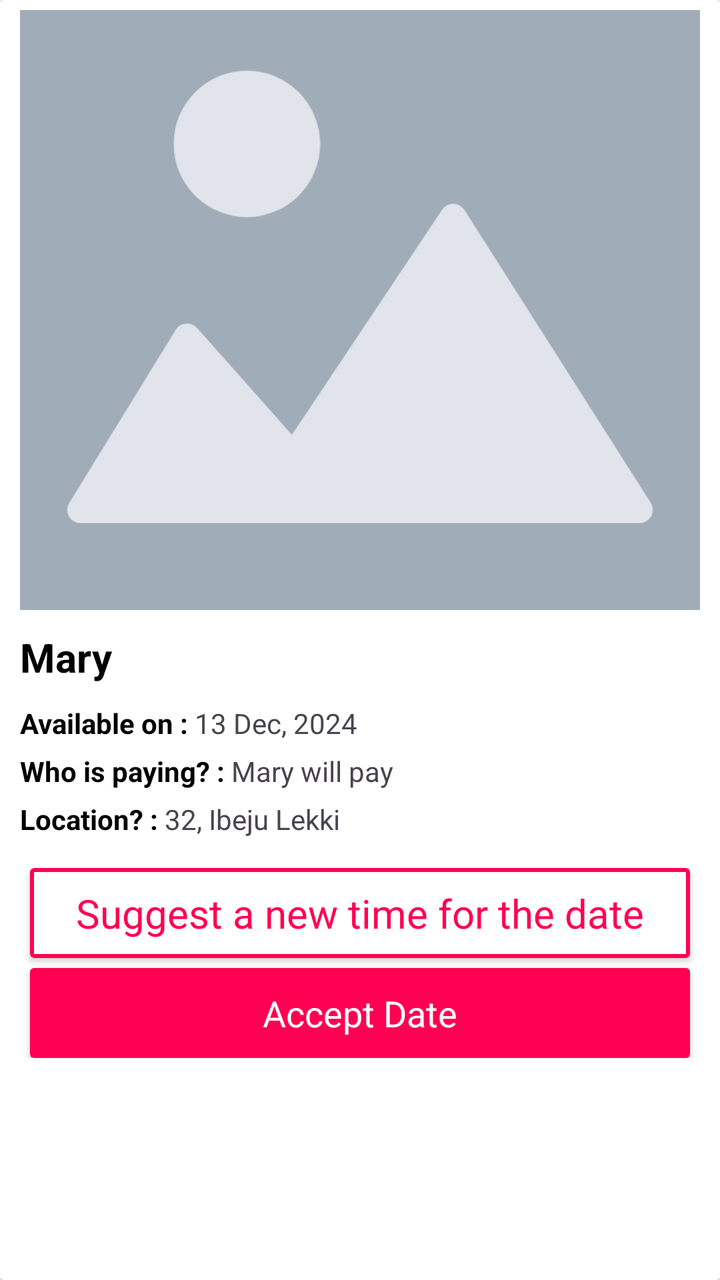
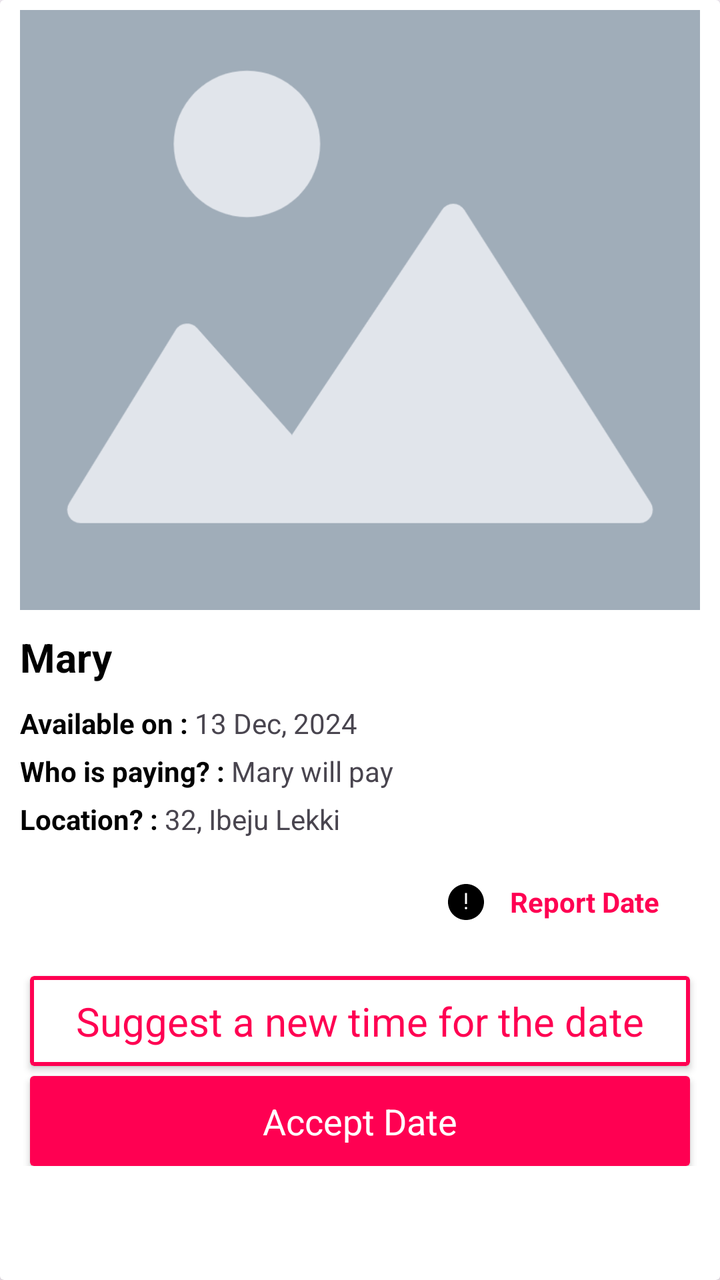

An Android layout rendered at two revisions. The XML below is the earlier revision; the diff shows what the commit changed to produce the second picture.
<!-- AndroidManifest.xml: application theme Theme.You4me -->
<!-- res/layout/sent_requests_item.xml -->
<?xml version="1.0" encoding="utf-8"?>
<androidx.cardview.widget.CardView xmlns:android="http://schemas.android.com/apk/res/android"
    xmlns:app="http://schemas.android.com/apk/res-auto"
    xmlns:tools="http://schemas.android.com/tools"
    android:layout_width="match_parent"
    android:layout_height="match_parent">

    <androidx.constraintlayout.widget.ConstraintLayout
        android:id="@+id/main_lyt"
        android:layout_width="match_parent"
        android:layout_height="match_parent"
        android:visibility="visible"
        android:layout_marginStart="@dimen/margin_10dp"
        android:layout_marginEnd="@dimen/margin_10dp"
        android:layout_marginTop="@dimen/margin_5dp"
        app:layout_constraintBottom_toBottomOf="parent"
        app:layout_constraintEnd_toEndOf="parent"
        app:layout_constraintStart_toStartOf="parent"
        app:layout_constraintTop_toTopOf="parent">


        <ImageView
            android:id="@+id/imageView"
            android:layout_width="match_parent"
            android:layout_height="300dp"
            android:scaleType="centerCrop"
            android:src="@drawable/find_date_placeholder"
            app:layout_constraintEnd_toEndOf="parent"
            app:layout_constraintStart_toStartOf="parent"
            app:layout_constraintTop_toTopOf="parent" />

        <TextView
            android:id="@+id/user_name"
            android:layout_width="wrap_content"
            android:layout_height="wrap_content"
            android:layout_marginTop="@dimen/margin_10dp"
            android:text="Mary"
            android:textColor="@color/black"
            android:textSize="@dimen/text_size_20sp"
            android:textStyle="bold"
            app:layout_constraintStart_toStartOf="parent"
            app:layout_constraintTop_toBottomOf="@+id/imageView" />


        <TextView
            android:id="@+id/bio"
            android:layout_width="wrap_content"
            android:layout_height="wrap_content"
            android:layout_marginTop="@dimen/margin_10dp"
            android:visibility="gone"
            android:gravity="start"
            android:text="Lorem ipsum dolor sit amet, consectetur adipiscing elit, sed do eiusmod tempor incididunt ut labore et dolore magna aliqua. Ut enim ad minim veniam, quis nostrud exercitation ullamco laboris nisi ut aliquip ex ea commodo consequat."
            android:textSize="@dimen/text_size_15sp"
            app:layout_constraintEnd_toEndOf="parent"
            app:layout_constraintStart_toStartOf="parent"
            app:layout_constraintTop_toBottomOf="@+id/user_name" />

        <LinearLayout
            android:id="@+id/available_layout"
            android:layout_width="0dp"
            android:layout_height="wrap_content"
            android:layout_marginTop="@dimen/margin_10dp"
            android:orientation="horizontal"
            android:weightSum="2"
            app:layout_constraintStart_toStartOf="parent"
            app:layout_constraintTop_toBottomOf="@+id/bio">

            <TextView
                android:layout_width="wrap_content"
                android:layout_height="wrap_content"
                android:text="Available on : "
                android:textColor="@color/black"
                android:textStyle="bold" />

            <TextView
                android:id="@+id/available_date"
                android:layout_width="wrap_content"
                android:layout_height="wrap_content"
                android:text="13 Dec, 2024" />

        </LinearLayout>

        <LinearLayout
            android:id="@+id/payment_lyt"
            android:layout_width="wrap_content"
            android:layout_height="wrap_content"
            android:layout_marginTop="@dimen/margin_5dp"
            android:orientation="horizontal"
            android:weightSum="2"
            app:layout_constraintStart_toStartOf="parent"
            app:layout_constraintTop_toBottomOf="@+id/available_layout">

            <TextView
                android:layout_width="wrap_content"
                android:layout_height="wrap_content"
                android:text="Who is paying? : "
                android:textColor="@color/black"
                android:textStyle="bold" />

            <TextView
                android:id="@+id/payment"
                android:layout_width="wrap_content"
                android:layout_height="wrap_content"
                android:text="Mary will pay" />

        </LinearLayout>
        <LinearLayout
            android:id="@+id/location_layout"
            android:layout_width="wrap_content"
            android:layout_height="wrap_content"
            android:layout_marginTop="@dimen/margin_5dp"
            android:orientation="horizontal"
            android:weightSum="2"
            app:layout_constraintStart_toStartOf="parent"
            app:layout_constraintTop_toBottomOf="@+id/payment_lyt">

            <TextView
                android:layout_width="wrap_content"
                android:layout_height="wrap_content"
                android:text="Location? : "
                android:textColor="@color/black"
                android:textStyle="bold" />

            <TextView
                android:id="@+id/location"
                android:layout_width="wrap_content"
                android:layout_height="wrap_content"
                android:text="32, Ibeju Lekki" />

        </LinearLayout>

        <androidx.constraintlayout.widget.Guideline
            android:id="@+id/guideline"
            android:layout_width="wrap_content"
            android:layout_height="wrap_content"
            android:orientation="vertical"
            app:layout_constraintGuide_percent="0.5" />

        <androidx.constraintlayout.widget.Guideline
            android:id="@+id/guideline2"
            android:layout_width="wrap_content"
            android:layout_height="wrap_content"
            android:orientation="horizontal"
            app:layout_constraintGuide_percent="0.65" />

        <androidx.constraintlayout.widget.ConstraintLayout
            android:id="@+id/main_lyt_btn"
            android:layout_width="0dp"
            android:layout_height="wrap_content"
            android:layout_marginTop="@dimen/margin_10dp"
            android:visibility="visible"
            app:layout_constraintEnd_toEndOf="parent"
            app:layout_constraintStart_toStartOf="@+id/location_layout"
            app:layout_constraintTop_toBottomOf="@+id/location_layout">

            <androidx.cardview.widget.CardView
                android:id="@+id/suggest_a_new_date_cardview"
                android:layout_width="0dp"
                android:layout_height="wrap_content"
                android:layout_margin="@dimen/margin_5dp"
                app:layout_constraintEnd_toEndOf="parent"
                app:layout_constraintStart_toStartOf="parent"
                app:layout_constraintTop_toTopOf="parent">

                <TextView
                    android:id="@+id/suggest_a_new_date"
                    android:layout_width="match_parent"
                    android:layout_height="@dimen/margin_45dp"
                    android:autoSizeMaxTextSize="20sp"
                    android:autoSizeMinTextSize="12sp"
                    android:autoSizeStepGranularity="2sp"
                    android:autoSizeTextType="uniform"
                    android:background="@drawable/btn_not_interested_stroke_color"
                    android:gravity="center"
                    android:textSize="@dimen/text_size_13sp"
                    android:padding="@dimen/padding_5dp"
                    android:paddingVertical="15dp"
                    android:text="Suggest a new time for the date"
                    android:textColor="@color/primary_pink" />

            </androidx.cardview.widget.CardView>


            <androidx.cardview.widget.CardView
                android:layout_width="0dp"
                android:layout_height="wrap_content"
                android:layout_marginTop="@dimen/margin_5dp"
                app:layout_constraintBottom_toBottomOf="parent"
                app:layout_constraintEnd_toEndOf="@+id/suggest_a_new_date_cardview"
                app:layout_constraintStart_toStartOf="@+id/suggest_a_new_date_cardview"
                app:layout_constraintTop_toBottomOf="@+id/suggest_a_new_date_cardview">

                <TextView
                    android:id="@+id/accept_date"
                    android:layout_width="match_parent"
                    android:layout_height="@dimen/margin_45dp"
                    android:autoSizeMaxTextSize="20sp"
                    android:autoSizeMinTextSize="12sp"
                    android:autoSizeStepGranularity="2sp"
                    android:autoSizeTextType="uniform"
                    android:textSize="@dimen/text_size_13sp"
                    android:background="@drawable/btn_go_on_date"
                    android:gravity="center"
                    android:padding="@dimen/padding_10dp"
                    android:paddingVertical="15dp"
                    android:text="Accept Date"
                    android:textColor="@color/white" />
            </androidx.cardview.widget.CardView>

        </androidx.constraintlayout.widget.ConstraintLayout>


        <com.google.android.material.progressindicator.CircularProgressIndicator
            android:id="@+id/loader"
            android:layout_width="match_parent"
            android:layout_height="wrap_content"
            android:layout_gravity="center"
            android:indeterminate="true"
            android:visibility="gone"
            app:layout_constraintBottom_toBottomOf="parent"
            app:layout_constraintTop_toTopOf="parent" />


    </androidx.constraintlayout.widget.ConstraintLayout>
    <androidx.constraintlayout.widget.ConstraintLayout
        android:id="@+id/constraintLayout2"
        android:layout_width="wrap_content"
        android:layout_height="match_parent"
        android:visibility="gone"
        app:drawableTopCompat="@drawable/baseline_not_interested_24"
        app:layout_constraintBottom_toBottomOf="parent"
        app:layout_constraintEnd_toEndOf="parent"
        app:layout_constraintStart_toStartOf="parent"
        app:layout_constraintTop_toTopOf="parent">

        <com.airbnb.lottie.LottieAnimationView
            android:id="@+id/lottieAnimationView"
            android:layout_width="wrap_content"
            android:layout_height="wrap_content"
            app:layout_constraintBottom_toBottomOf="parent"
            app:layout_constraintEnd_toEndOf="parent"
            app:layout_constraintStart_toStartOf="parent"
            app:layout_constraintTop_toTopOf="parent"
            app:lottie_autoPlay="true"
            app:lottie_fileName="dating.json"
            app:lottie_loop="true" />

        <TextView
            android:id="@+id/empty_lyt"
            android:layout_width="wrap_content"
            android:layout_height="wrap_content"
            android:text="@string/no_date_interests"
            android:textAlignment="center"
            android:textSize="25sp"
            app:layout_constraintBottom_toBottomOf="@+id/lottieAnimationView"
            app:layout_constraintEnd_toEndOf="parent"
            app:layout_constraintHorizontal_bias="0.5"
            app:layout_constraintStart_toStartOf="parent"
            app:layout_constraintTop_toTopOf="@+id/lottieAnimationView"
            app:layout_constraintVertical_bias="0.85" />

    </androidx.constraintlayout.widget.ConstraintLayout>


</androidx.cardview.widget.CardView>
<!-- resources referenced by this layout -->
<resources>
  <color name="black">#FF000000</color>
  <color name="primary_pink">#ffff0052</color>
  <color name="white">#FFFFFFFF</color>
  <dimen name="margin_10dp">10dp</dimen>
  <dimen name="margin_45dp">45dp</dimen>
  <dimen name="margin_5dp">5dp</dimen>
  <dimen name="padding_10dp">10dp</dimen>
  <dimen name="padding_5dp">5dp</dimen>
  <dimen name="text_size_13sp">13sp</dimen>
  <dimen name="text_size_15sp">15sp</dimen>
  <dimen name="text_size_20sp">20sp</dimen>
  <!-- drawable baseline_not_interested_24 (drawable) -->
  <vector android:height="72dp" android:tint="#000000"
      android:viewportHeight="24" android:viewportWidth="24"
      android:width="72dp" xmlns:android="http://schemas.android.com/apk/res/android">
      <path android:fillColor="@android:color/white" android:pathData="M12,2C6.48,2 2,6.48 2,12s4.48,10 10,10 10,-4.48 10,-10S17.52,2 12,2zM12,20c-4.42,0 -8,-3.58 -8,-8 0,-1.85 0.63,-3.55 1.69,-4.9L16.9,18.31C15.55,19.37 13.85,20 12,20zM18.31,16.9L7.1,5.69C8.45,4.63 10.15,4 12,4c4.42,0 8,3.58 8,8 0,1.85 -0.63,3.55 -1.69,4.9z"/>
  </vector>
  <!-- drawable btn_go_on_date (drawable) -->
  <?xml version="1.0" encoding="UTF-8"?>
  <shape xmlns:android="http://schemas.android.com/apk/res/android"
      android:shape="rectangle">
      <solid android:color="@color/primary_pink"/>
      <corners android:radius="1dp" />
  </shape>
  <!-- drawable btn_not_interested_stroke_color (drawable) -->
  <?xml version="1.0" encoding="UTF-8"?>
  <shape xmlns:android="http://schemas.android.com/apk/res/android"
      android:shape="rectangle">
  
      
      <solid android:color="@color/white"/>
  
      
      <corners android:radius="1dp" />
  
      
      <stroke
          android:width="2dp"
          android:color="@color/primary_pink"/>
  </shape>
  <!-- drawable find_date_placeholder: png bitmap (drawable, 31463 bytes) -->
  <string name="no_date_interests">No date interests</string>
  <style name="Theme.You4me" parent="Base.Theme.You4me" />
  <style name="Base.Theme.You4me" parent="Theme.Material3.Light.NoActionBar">
          
           <item name="colorPrimary">@color/primary_pink</item>
      </style>
</resources>

<!-- the commit's change to res/layout/sent_requests_item.xml (unified diff, before → after) -->
@@ -3,16 +3,17 @@
     xmlns:app="http://schemas.android.com/apk/res-auto"
     xmlns:tools="http://schemas.android.com/tools"
     android:layout_width="match_parent"
-    android:layout_height="match_parent">
+    android:layout_height="wrap_content">
 
     <androidx.constraintlayout.widget.ConstraintLayout
         android:id="@+id/main_lyt"
         android:layout_width="match_parent"
-        android:layout_height="match_parent"
+        android:layout_height="wrap_content"
         android:visibility="visible"
         android:layout_marginStart="@dimen/margin_10dp"
         android:layout_marginEnd="@dimen/margin_10dp"
         android:layout_marginTop="@dimen/margin_5dp"
+        android:paddingBottom="@dimen/padding_20dp"
         app:layout_constraintBottom_toBottomOf="parent"
         app:layout_constraintEnd_toEndOf="parent"
         app:layout_constraintStart_toStartOf="parent"
@@ -43,6 +44,22 @@
 
 
         <TextView
+            android:id="@+id/report_date"
+            android:layout_width="wrap_content"
+            android:layout_height="wrap_content"
+            android:layout_margin="@dimen/margin_10dp"
+            android:layout_marginBottom="@dimen/margin_70dp"
+            android:drawableStart="@drawable/report"
+            android:drawablePadding="@dimen/padding_10dp"
+            android:text="Report Date"
+            android:padding="@dimen/padding_10dp"
+            android:textStyle="bold"
+            android:gravity="center_vertical"
+            android:textColor="@color/primary_pink"
+            app:layout_constraintEnd_toEndOf="parent"
+            app:layout_constraintTop_toBottomOf="@+id/location_layout" />
+
+        <TextView
             android:id="@+id/bio"
             android:layout_width="wrap_content"
             android:layout_height="wrap_content"
@@ -136,22 +153,15 @@
             android:orientation="vertical"
             app:layout_constraintGuide_percent="0.5" />
 
-        <androidx.constraintlayout.widget.Guideline
-            android:id="@+id/guideline2"
-            android:layout_width="wrap_content"
-            android:layout_height="wrap_content"
-            android:orientation="horizontal"
-            app:layout_constraintGuide_percent="0.65" />
-
         <androidx.constraintlayout.widget.ConstraintLayout
             android:id="@+id/main_lyt_btn"
             android:layout_width="0dp"
             android:layout_height="wrap_content"
-            android:layout_marginTop="@dimen/margin_10dp"
             android:visibility="visible"
+            android:layout_marginTop="@dimen/margin_10dp"
             app:layout_constraintEnd_toEndOf="parent"
             app:layout_constraintStart_toStartOf="@+id/location_layout"
-            app:layout_constraintTop_toBottomOf="@+id/location_layout">
+            app:layout_constraintTop_toBottomOf="@+id/report_date">
 
             <androidx.cardview.widget.CardView
                 android:id="@+id/suggest_a_new_date_cardview"
@@ -172,11 +182,11 @@
                     android:autoSizeTextType="uniform"
                     android:background="@drawable/btn_not_interested_stroke_color"
                     android:gravity="center"
-                    android:textSize="@dimen/text_size_13sp"
                     android:padding="@dimen/padding_5dp"
                     android:paddingVertical="15dp"
                     android:text="Suggest a new time for the date"
-                    android:textColor="@color/primary_pink" />
+                    android:textColor="@color/primary_pink"
+                    android:textSize="@dimen/text_size_13sp" />
 
             </androidx.cardview.widget.CardView>
 
@@ -185,7 +195,6 @@
                 android:layout_width="0dp"
                 android:layout_height="wrap_content"
                 android:layout_marginTop="@dimen/margin_5dp"
-                app:layout_constraintBottom_toBottomOf="parent"
                 app:layout_constraintEnd_toEndOf="@+id/suggest_a_new_date_cardview"
                 app:layout_constraintStart_toStartOf="@+id/suggest_a_new_date_cardview"
                 app:layout_constraintTop_toBottomOf="@+id/suggest_a_new_date_cardview">
@@ -198,13 +207,13 @@
                     android:autoSizeMinTextSize="12sp"
                     android:autoSizeStepGranularity="2sp"
                     android:autoSizeTextType="uniform"
-                    android:textSize="@dimen/text_size_13sp"
                     android:background="@drawable/btn_go_on_date"
                     android:gravity="center"
                     android:padding="@dimen/padding_10dp"
                     android:paddingVertical="15dp"
                     android:text="Accept Date"
-                    android:textColor="@color/white" />
+                    android:textColor="@color/white"
+                    android:textSize="@dimen/text_size_13sp" />
             </androidx.cardview.widget.CardView>
 
         </androidx.constraintlayout.widget.ConstraintLayout>
<!-- resource entries referenced after the edit -->
@@ -6,7 +6,9 @@
   <dimen name="margin_10dp">10dp</dimen>
   <dimen name="margin_45dp">45dp</dimen>
   <dimen name="margin_5dp">5dp</dimen>
+  <dimen name="margin_70dp">70dp</dimen>
   <dimen name="padding_10dp">10dp</dimen>
+  <dimen name="padding_20dp">20dp</dimen>
   <dimen name="padding_5dp">5dp</dimen>
   <dimen name="text_size_13sp">13sp</dimen>
   <dimen name="text_size_15sp">15sp</dimen>
@@ -41,6 +43,16 @@
           android:color="@color/primary_pink"/>
   </shape>
   <!-- drawable find_date_placeholder: png bitmap (drawable, 31463 bytes) -->
+  <!-- drawable report (drawable) -->
+  <vector xmlns:android="http://schemas.android.com/apk/res/android"
+      android:width="24dp"
+      android:height="24dp"
+      android:viewportWidth="24"
+      android:viewportHeight="24">
+    <path
+        android:pathData="M12.5,7.5H11.5V13H12.5V7.5ZM12,14.423C11.825,14.423 11.679,14.482 11.561,14.6C11.443,14.718 11.384,14.864 11.385,15.039C11.386,15.214 11.445,15.36 11.562,15.477C11.679,15.594 11.825,15.653 12,15.654C12.175,15.655 12.321,15.596 12.438,15.477C12.555,15.358 12.614,15.212 12.615,15.038C12.616,14.864 12.557,14.718 12.438,14.6C12.319,14.482 12.173,14.423 12,14.423ZM11.997,3C13.242,3 14.412,3.236 15.507,3.708C16.602,4.181 17.555,4.822 18.366,5.632C19.177,6.442 19.818,7.394 20.291,8.488C20.764,9.582 21,10.752 21,11.997C21,13.242 20.764,14.412 20.291,15.507C19.819,16.602 19.179,17.555 18.37,18.366C17.561,19.177 16.609,19.818 15.513,20.291C14.417,20.764 13.247,21 12.003,21C10.759,21 9.589,20.764 8.493,20.291C7.398,19.819 6.445,19.178 5.634,18.369C4.823,17.56 4.182,16.607 3.709,15.512C3.236,14.417 3,13.247 3,12.003C3,10.759 3.236,9.589 3.708,8.493C4.18,7.397 4.821,6.444 5.632,5.634C6.443,4.824 7.395,4.182 8.488,3.709C9.581,3.236 10.751,2.999 11.997,3Z"
+        android:fillColor="#000000"/>
+  </vector>
   <string name="no_date_interests">No date interests</string>
   <style name="Theme.You4me" parent="Base.Theme.You4me" />
   <style name="Base.Theme.You4me" parent="Theme.Material3.Light.NoActionBar">
